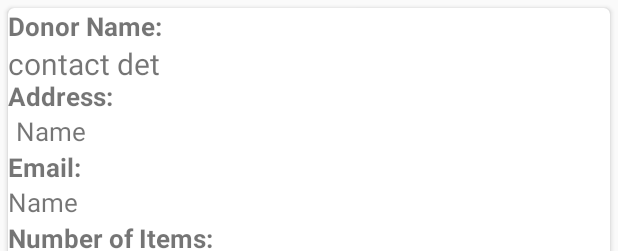
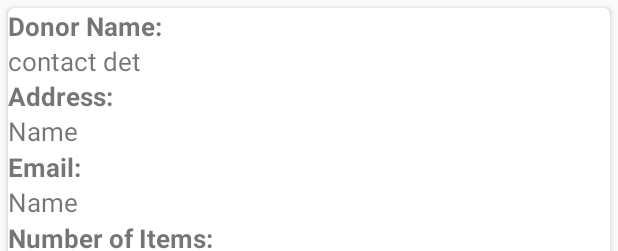
Before and after one commit to Clarekpd/GiveBack4.0, an Android app: the layout donor_card.xml on its own in the app's theme, with its tools: preview values and no code run, on a phone screen of 412 x 824 dp. Shown: the top 251 px of the screen. Run offline under Robolectric (Android 15) with nearby library versions, the phone set to English and light mode, and no system bars.

Commit message:
Donation layout

```diff
--- a/app/src/main/res/layout/donor_card.xml
+++ b/app/src/main/res/layout/donor_card.xml
@@ -29,7 +29,7 @@
             android:text="contact det"
             android:gravity="center_vertical"
             android:layout_below="@id/donorNameLabel"
-            android:textSize="20dp"/>
+            android:textSize="17dp"/>
 
         <TextView
             android:id="@+id/addressLabel"
@@ -48,8 +48,7 @@
             android:text="Name"
             android:gravity="center_vertical"
             android:textSize="17dp"
-            android:layout_below="@id/addressLabel"
-            android:layout_marginLeft="5dp"/>
+            android:layout_below="@id/addressLabel"/>
 
         <TextView
             android:id="@+id/contactInfoLabel"
```
